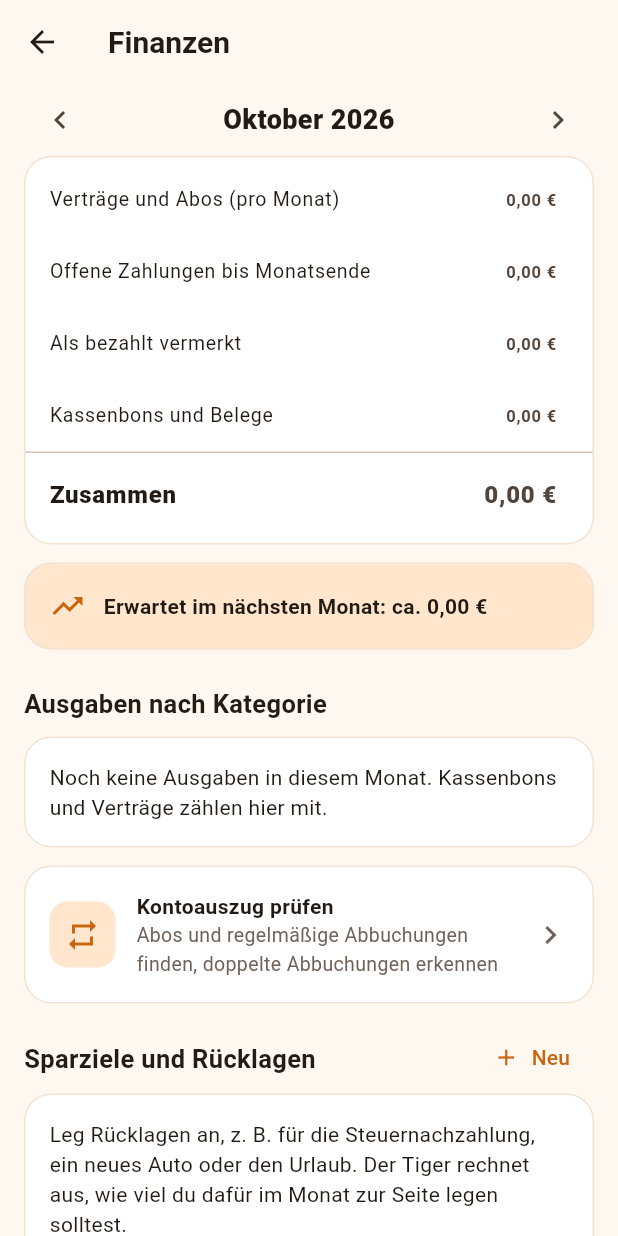
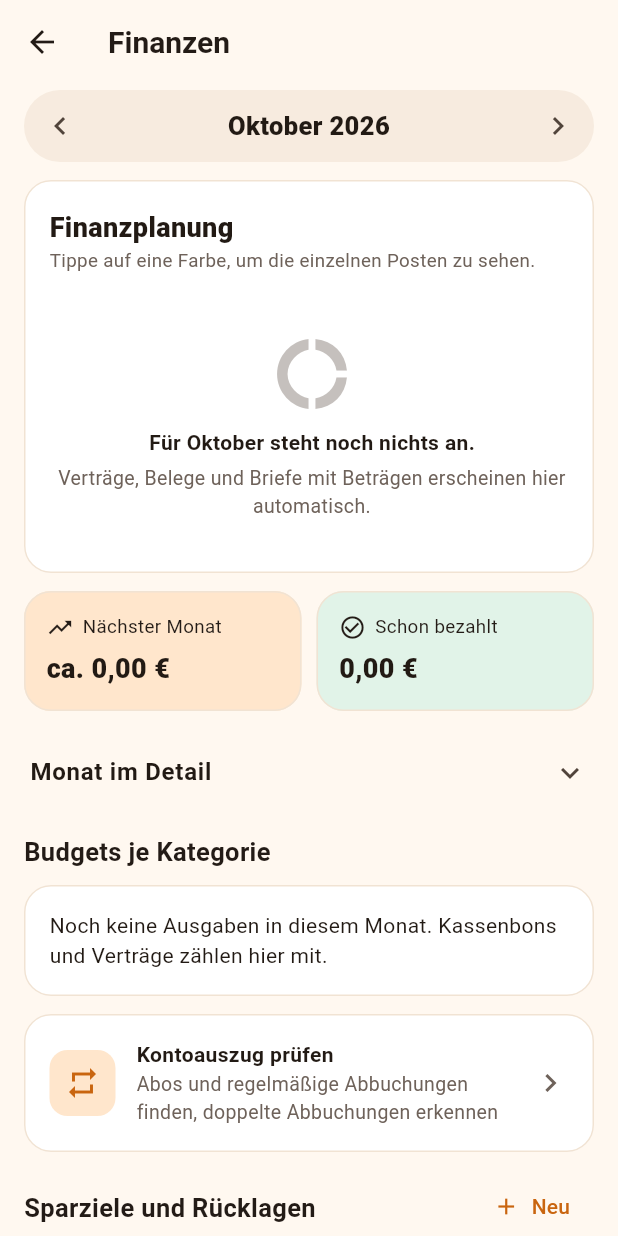
Before and after one commit to benderflorian2-a11y/Papiertiger1, a Flutter app: the FinanzenScreen screen opened directly, on a phone screen of 412 x 824 dp. Run offline on Flutter 3.47's test engine with Material 3 defaults, Android fonts, the phone set to English and light mode, and no system bars; our stand-ins replace flutter_local_notifications, image_picker, pdf, qr_flutter, share_plus, shared_preferences and 1 more; missing offline and left inert: cryptography, file_selector, flutter_edge_ai, flutter_edge_ai_litertlm, google_mlkit_text_recognition, pdfrx; accounts and stored records are empty.

Commit message:
Finanzen: Finanzplanung als Kreis mit festen Kostengruppen, Demnächst fällig, Kacheln (1.41.0)
Co-Authored-By: Claude Opus 5.5 <noreply@anthropic.com>
Claude-Session: https://claude.ai/code/session_019UyFsTEV4oEwdGSQowaFUP

```diff
--- a/lib/logic/finanzen.dart
+++ b/lib/logic/finanzen.dart
@@ -203,7 +203,7 @@ String belegKategorie(Beleg b) {
   return 'Sonstiges';
 }
 
-String _vertragKategorie(Vertrag v) => switch (v.art) {
+String vertragKategorie(Vertrag v) => switch (v.art) {
       'Strom' || 'Gas' => 'Wohnen',
       'Handy' || 'Internet' || 'Streaming' || 'Zeitschrift' || 'Fitnessstudio' => 'Freizeit',
       'Versicherung' => 'Versicherungen',
@@ -224,7 +224,7 @@ List<(String, double)> ausgabenNachKategorie({
   }
   for (final v in vertraege) {
     if (v.gekuendigt || v.kostenMonat == null) continue;
-    final k = _vertragKategorie(v);
+    final k = vertragKategorie(v);
     m[k] = (m[k] ?? 0) + v.kostenMonat!;
   }
   final l = m.entries.map((e) => (e.key, (e.value * 100).round() / 100)).toList()..sort((a, b) => b.$2.compareTo(a.$2));
--- /dev/null
+++ b/lib/logic/kostenplan.dart
@@ -0,0 +1,100 @@
+/// Kostenplan eines Monats für den Finanz-Kreis: was ansteht, in festen Gruppen.
+library;
+
+import '../data/models.dart';
+import 'finanzen.dart';
+import 'datum.dart';
+
+/// Feste Gruppen in fester Reihenfolge – jede Gruppe behält immer ihre Farbe.
+const kostenGruppen = <(String, List<String>)>[
+  ('Wohnen & Energie', ['Wohnen']),
+  ('Rechnungen & Bescheide', ['Rechnungen & Bescheide']),
+  ('Versicherungen', ['Versicherungen']),
+  ('Einkauf & Haushalt', ['Lebensmittel', 'Drogerie', 'Haushalt']),
+  ('Freizeit & Abos', ['Freizeit', 'Elektronik', 'Kleidung']),
+  ('Weitere', ['Mobilität', 'Gesundheit', 'Sonstiges']),
+];
+
+class KostenGruppe {
+  KostenGruppe(this.index, this.name, this.betrag, this.teile);
+
+  /// Position in [kostenGruppen] – bestimmt die Farbe.
+  final int index;
+  final String name;
+  final double betrag;
+
+  /// Einzelposten: (Bezeichnung, Betrag), größte zuerst.
+  final List<(String, double)> teile;
+}
+
+class Kostenplan {
+  Kostenplan(this.gruppen, this.demnaechst);
+
+  /// Nur Gruppen mit Betrag > 0, in fester Reihenfolge.
+  final List<KostenGruppe> gruppen;
+
+  /// Offene Zahlungen mit Frist, die bald anstehen (auch überfällige), nach Datum.
+  final List<Brief> demnaechst;
+
+  double get gesamt => gruppen.fold(0.0, (s, g) => s + g.betrag);
+}
+
+String _gruppeVon(String kategorie) {
+  for (final (name, kats) in kostenGruppen) {
+    if (kats.contains(kategorie)) return name;
+  }
+  return 'Weitere';
+}
+
+double _r(double x) => (x * 100).round() / 100;
+
+/// Kosten im Monat: Verträge (pro Monat), Belege des Monats und offene Zahlungen mit Frist bis Monatsende.
+Kostenplan kostenplan({
+  required List<Brief> briefe,
+  required List<Vertrag> vertraege,
+  required List<Beleg> belege,
+  required DateTime monat,
+  DateTime? heute,
+}) {
+  final h = nurTag(heute ?? DateTime.now());
+  final monatsEnde = DateTime(monat.year, monat.month + 1, 0);
+  final teile = <String, Map<String, double>>{};
+  void dazu(String gruppe, String posten, double betrag) {
+    final m = teile.putIfAbsent(gruppe, () => {});
+    m[posten] = (m[posten] ?? 0) + betrag;
+  }
+
+  for (final v in vertraege) {
+    if (v.gekuendigt || v.kostenMonat == null || v.kostenMonat! <= 0) continue;
+    dazu(_gruppeVon(vertragKategorie(v)), v.anbieter, v.kostenMonat!);
+  }
+  for (final b in belege) {
+    if (b.datum.year != monat.year || b.datum.month != monat.month || b.betrag == null) continue;
+    dazu(_gruppeVon(belegKategorie(b)), b.haendler, b.betrag!);
+  }
+  // Offene Zahlungen: im aktuellen Monat inklusive überfälliger, in anderen Monaten nur die mit Frist dort
+  final aktuell = monat.year == h.year && monat.month == h.month;
+  for (final b in offeneZahlungen(briefe)) {
+    final f = b.frist;
+    if (f == null) continue;
+    final imMonat = f.year == monat.year && f.month == monat.month;
+    if (imMonat || (aktuell && !nurTag(f).isAfter(monatsEnde))) {
+      dazu('Rechnungen & Bescheide', b.absenderName ?? b.titel ?? 'Zahlung', b.betrag!);
+    }
+  }
+
+  final gruppen = <KostenGruppe>[];
+  for (var i = 0; i < kostenGruppen.length; i++) {
+    final name = kostenGruppen[i].$1;
+    final m = teile[name];
+    if (m == null) continue;
+    final liste = [for (final e in m.entries) (e.key, _r(e.value))]..sort((a, b) => b.$2.compareTo(a.$2));
+    final summe = _r(liste.fold(0.0, (s, e) => s + e.$2));
+    if (summe > 0) gruppen.add(KostenGruppe(i, name, summe, liste));
+  }
+
+  final bald = h.add(const Duration(days: 30));
+  final demnaechst = offeneZahlungen(briefe).where((b) => b.frist != null && !nurTag(b.frist!).isAfter(bald)).toList()
+    ..sort((a, b) => a.frist!.compareTo(b.frist!));
+  return Kostenplan(gruppen, demnaechst);
+}
--- a/lib/ui/finanzen.dart
+++ b/lib/ui/finanzen.dart
@@ -6,6 +6,7 @@ import 'package:flutter/services.dart';
 import '../data/models.dart';
 import '../logic/export.dart';
 import '../logic/finanzen.dart';
+import '../logic/kostenplan.dart';
 import '../logic/texterkennung.dart';
 import '../logic/vorlagen.dart';
 import '../logic/zahlung.dart';
@@ -18,6 +19,7 @@ import 'ueberweisung.dart';
 import 'vorlage_screen.dart';
 import 'widgets/brief_teile.dart';
 import 'widgets/common.dart';
+import 'widgets/kosten_kreis.dart';
 
 const _monate = [
   'Januar', 'Februar', 'März', 'April', 'Mai', 'Juni',
@@ -387,6 +389,7 @@ class _FinanzenScreenState extends State<FinanzenScreen> {
     final budgetListe = budgets(store.notizen, kat);
     final budgetMap = {for (final b in budgetListe) b.kategorie: b};
     final auffaellig = auffaelligeRechnungen(store.briefe);
+    final plan = kostenplan(briefe: store.briefe, vertraege: store.vertraege, belege: store.belege, monat: _monat);
     final hinweise = sparpotenziale(vertraege: store.vertraege, briefe: store.briefe, budgets: budgetListe);
 
     Widget posten(String text, double betrag, {VoidCallback? onTap}) => ListTile(
@@ -401,20 +404,74 @@ class _FinanzenScreenState extends State<FinanzenScreen> {
       body: ListView(
         padding: const EdgeInsets.fromLTRB(16, 0, 16, 24),
         children: [
-          Row(children: [
+          const SizedBox(height: 4),
+          Container(
+            decoration: BoxDecoration(color: PT.sand.withValues(alpha: 0.6), borderRadius: BorderRadius.circular(30)),
+            child: Row(children: [
               IconButton(
+                tooltip: 'Monat zurück',
                 icon: const Icon(Icons.chevron_left),
                 onPressed: () => setState(() => _monat = DateTime(_monat.year, _monat.month - 1)),
               ),
               Expanded(
                 child: Text('${_monate[_monat.month - 1]} ${_monat.year}',
-                  textAlign: TextAlign.center, style: const TextStyle(fontSize: 18, fontWeight: FontWeight.w800)),
+                    textAlign: TextAlign.center, style: const TextStyle(fontSize: 17, fontWeight: FontWeight.w800)),
               ),
               IconButton(
+                tooltip: 'Monat vor',
                 icon: const Icon(Icons.chevron_right),
                 onPressed: () => setState(() => _monat = DateTime(_monat.year, _monat.month + 1)),
               ),
             ]),
+          ),
+          const SizedBox(height: 12),
+          PTKarte(
+            padding: const EdgeInsets.fromLTRB(16, 18, 12, 10),
+            child: Column(crossAxisAlignment: CrossAxisAlignment.start, children: [
+              const Text('Finanzplanung', style: TextStyle(fontSize: 18, fontWeight: FontWeight.w800)),
+              const Text('Tippe auf eine Farbe, um die einzelnen Posten zu sehen.',
+                  style: TextStyle(color: PT.grau, fontSize: 12.5)),
+              const SizedBox(height: 14),
+              KostenKreis(plan: plan, monatName: _monate[_monat.month - 1]),
+            ]),
+          ),
+          Row(children: [
+            Expanded(
+              child: _Kachel(
+                icon: Icons.trending_up,
+                titel: 'Nächster Monat',
+                wert: 'ca. ${euro(prognoseNaechsterMonat(briefe: store.briefe, vertraege: store.vertraege, belege: store.belege, heute: DateTime.now()))}',
+              ),
+            ),
+            const SizedBox(width: 10),
+            Expanded(
+              child: _Kachel(
+                icon: Icons.check_circle_outline,
+                titel: 'Schon bezahlt',
+                wert: euro(m.bezahlt),
+                farbe: PT.gruenHell,
+              ),
+            ),
+          ]),
+          if (plan.demnaechst.isNotEmpty) ...[
+            const Abschnitt('Demnächst fällig'),
+            PTKarte(
+              padding: const EdgeInsets.symmetric(vertical: 6),
+              child: Column(children: [
+                for (final b in plan.demnaechst.take(5)) _FaelligZeile(brief: b, onTap: () => oeffnen(b)),
+                if (plan.demnaechst.length > 5)
+                  Padding(
+                    padding: const EdgeInsets.only(bottom: 6),
+                    child: Text('und ${plan.demnaechst.length - 5} weitere unten bei „Offene Zahlungen“',
+                        style: const TextStyle(color: PT.grau, fontSize: 12.5)),
+                  ),
+              ]),
+            ),
+          ],
+          ExpansionTile(
+            tilePadding: const EdgeInsets.symmetric(horizontal: 4),
+            title: const Text('Monat im Detail', style: TextStyle(fontWeight: FontWeight.w700)),
+            children: [
               PTKarte(
                 padding: const EdgeInsets.symmetric(vertical: 4),
                 child: Column(children: [
@@ -430,19 +487,9 @@ class _FinanzenScreenState extends State<FinanzenScreen> {
                   ),
                 ]),
               ),
-          PTKarte(
-            farbe: PT.orangeHell,
-            child: Row(children: [
-              const Icon(Icons.trending_up, color: PT.orangeDunkel),
-              const SizedBox(width: 12),
-              Expanded(
-                child: Text(
-                    'Erwartet im nächsten Monat: ca. ${euro(prognoseNaechsterMonat(briefe: store.briefe, vertraege: store.vertraege, belege: store.belege, heute: DateTime.now()))}',
-                    style: const TextStyle(fontWeight: FontWeight.w700)),
+            ],
           ),
-            ]),
-          ),
-          const Abschnitt('Ausgaben nach Kategorie'),
+          const Abschnitt('Budgets je Kategorie'),
           if (kat.isEmpty)
             const PTKarte(child: Text('Noch keine Ausgaben in diesem Monat. Kassenbons und Verträge zählen hier mit.'))
           else
@@ -583,3 +630,81 @@ class _FinanzenScreenState extends State<FinanzenScreen> {
     );
   }
 }
+
+
+class _Kachel extends StatelessWidget {
+  const _Kachel({required this.icon, required this.titel, required this.wert, this.farbe = PT.orangeHell});
+
+  final IconData icon;
+  final String titel;
+  final String wert;
+  final Color farbe;
+
+  @override
+  Widget build(BuildContext context) => PTKarte(
+        farbe: farbe,
+        padding: const EdgeInsets.all(14),
+        child: Column(crossAxisAlignment: CrossAxisAlignment.start, children: [
+          Row(children: [
+            Icon(icon, size: 18, color: PT.tinte),
+            const SizedBox(width: 6),
+            Expanded(child: Text(titel, style: const TextStyle(fontSize: 12.5, color: PT.tinte))),
+          ]),
+          const SizedBox(height: 6),
+          FittedBox(
+            alignment: Alignment.centerLeft,
+            fit: BoxFit.scaleDown,
+            child: Text(wert, style: const TextStyle(fontSize: 18, fontWeight: FontWeight.w800)),
+          ),
+        ]),
+      );
+}
+
+/// Zahlung mit Datumskästchen links: wann, wer, wie viel.
+class _FaelligZeile extends StatelessWidget {
+  const _FaelligZeile({required this.brief, required this.onTap});
+
+  final Brief brief;
+  final VoidCallback onTap;
+
+  @override
+  Widget build(BuildContext context) {
+    final f = brief.frist!;
+    final heute = DateTime(DateTime.now().year, DateTime.now().month, DateTime.now().day);
+    final tage = DateTime(f.year, f.month, f.day).difference(heute).inDays;
+    final ueberfaellig = tage < 0;
+    const monate = ['Jan', 'Feb', 'Mär', 'Apr', 'Mai', 'Jun', 'Jul', 'Aug', 'Sep', 'Okt', 'Nov', 'Dez'];
+    return InkWell(
+      onTap: onTap,
+      child: Padding(
+        padding: const EdgeInsets.symmetric(horizontal: 12, vertical: 8),
+        child: Row(children: [
+          Container(
+            width: 48,
+            padding: const EdgeInsets.symmetric(vertical: 6),
+            decoration: BoxDecoration(
+              color: ueberfaellig ? PT.rotHell : PT.orangeHell,
+              borderRadius: BorderRadius.circular(10),
+            ),
+            child: Column(children: [
+              Text('${f.day}', style: TextStyle(fontSize: 18, fontWeight: FontWeight.w800, color: ueberfaellig ? PT.rot : PT.tinte)),
+              Text(monate[f.month - 1], style: TextStyle(fontSize: 11, color: ueberfaellig ? PT.rot : PT.grau)),
+            ]),
+          ),
+          const SizedBox(width: 12),
+          Expanded(
+            child: Column(crossAxisAlignment: CrossAxisAlignment.start, children: [
+              Text(brief.absenderName ?? brief.titel ?? 'Zahlung',
+                  maxLines: 1, overflow: TextOverflow.ellipsis, style: const TextStyle(fontWeight: FontWeight.w700)),
+              Text(
+                ueberfaellig ? 'seit ${-tage} ${-tage == 1 ? 'Tag' : 'Tagen'} überfällig' : (tage == 0 ? 'heute' : 'in $tage ${tage == 1 ? 'Tag' : 'Tagen'}'),
+                style: TextStyle(color: ueberfaellig ? PT.rot : PT.grau, fontSize: 12.5),
+              ),
+            ]),
+          ),
+          Text(euro(brief.betrag ?? 0), style: const TextStyle(fontWeight: FontWeight.w800)),
+        ]),
+      ),
+    );
+  }
+}
--- /dev/null
+++ b/lib/ui/widgets/kosten_kreis.dart
@@ -0,0 +1,192 @@
+import 'dart:math' as math;
+
+import 'package:flutter/material.dart';
+
+import '../../logic/kostenplan.dart';
+import '../theme.dart';
+import 'common.dart';
+
+/// Feste Farbe je Kostengruppe (Reihenfolge wie [kostenGruppen]); geprüft auf Farbsehschwäche
+/// für benachbarte Ringstücke in dieser Reihenfolge.
+const kostenFarben = <Color>[
+  Color(0xFF2A78D6), // Wohnen & Energie
+  Color(0xFFEB6834), // Rechnungen & Bescheide
+  Color(0xFF1BAF7A), // Versicherungen
+  Color(0xFFEDA100), // Einkauf & Haushalt
+  Color(0xFFE87BA4), // Freizeit & Abos
+  Color(0xFF008300), // Weitere
+];
+
+/// Ring mit den Kostengruppen eines Monats, Summe in der Mitte, Legende darunter.
+/// Antippen einer Gruppe zeigt ihre Einzelposten.
+class KostenKreis extends StatefulWidget {
+  const KostenKreis({super.key, required this.plan, required this.monatName});
+
+  final Kostenplan plan;
+  final String monatName;
+
+  @override
+  State<KostenKreis> createState() => _KostenKreisState();
+}
+
+class _KostenKreisState extends State<KostenKreis> {
+  int? _gewaehlt;
+
+  void _waehlen(int? i) => setState(() => _gewaehlt = _gewaehlt == i ? null : i);
+
+  int? _treffer(Offset p, Size s) {
+    final mitte = s.center(Offset.zero);
+    final d = p - mitte;
+    final r = d.distance;
+    final aussen = s.shortestSide / 2;
+    if (r < aussen * 0.55 || r > aussen + 8) return null;
+    var winkel = math.atan2(d.dy, d.dx) + math.pi / 2;
+    if (winkel < 0) winkel += 2 * math.pi;
+    final gesamt = widget.plan.gesamt;
+    var start = 0.0;
+    for (final g in widget.plan.gruppen) {
+      final w = g.betrag / gesamt * 2 * math.pi;
+      if (winkel >= start && winkel < start + w) return g.index;
+      start += w;
+    }
+    return null;
+  }
+
+  @override
+  Widget build(BuildContext context) {
+    final plan = widget.plan;
+    final gesamt = plan.gesamt;
+    final auswahl = plan.gruppen.where((g) => g.index == _gewaehlt).firstOrNull;
+    if (plan.gruppen.isEmpty) {
+      return Padding(
+        padding: const EdgeInsets.symmetric(vertical: 24),
+        child: Column(children: [
+          Icon(Icons.donut_large, size: 56, color: PT.grau.withValues(alpha: 0.4)),
+          const SizedBox(height: 8),
+          Text('Für ${widget.monatName} steht noch nichts an.', style: const TextStyle(fontWeight: FontWeight.w700)),
+          const SizedBox(height: 4),
+          const Text('Verträge, Belege und Briefe mit Beträgen erscheinen hier automatisch.',
+              textAlign: TextAlign.center, style: TextStyle(color: PT.grau, fontSize: 13)),
+        ]),
+      );
+    }
+    return Column(children: [
+      LayoutBuilder(builder: (context, box) {
+        final groesse = math.min(box.maxWidth, 230.0);
+        return Center(
+          child: GestureDetector(
+            onTapUp: (d) => _waehlen(_treffer(d.localPosition, Size.square(groesse))),
+            child: SizedBox.square(
+              dimension: groesse,
+              child: Stack(alignment: Alignment.center, children: [
+                CustomPaint(
+                  size: Size.square(groesse),
+                  painter: _RingMaler(plan.gruppen, gesamt, _gewaehlt),
+                ),
+                Padding(
+                  padding: EdgeInsets.all(groesse * 0.2),
+                  child: Column(mainAxisSize: MainAxisSize.min, children: [
+                    Text(auswahl?.name ?? 'Steht an im ${widget.monatName}',
+                        textAlign: TextAlign.center,
+                        maxLines: 2,
+                        style: const TextStyle(color: PT.grau, fontSize: 12.5, height: 1.2)),
+                    const SizedBox(height: 4),
+                    FittedBox(
+                      child: Text(euro(auswahl?.betrag ?? gesamt),
+                          style: const TextStyle(fontSize: 26, fontWeight: FontWeight.w800, color: PT.tinte)),
+                    ),
+                    if (auswahl != null)
+                      Text('${(auswahl.betrag / gesamt * 100).round()} %',
+                          style: const TextStyle(color: PT.grau, fontSize: 12.5)),
+                  ]),
+                ),
+              ]),
+            ),
+          ),
+        );
+      }),
+      const SizedBox(height: 14),
+      for (final g in plan.gruppen) ...[
+        InkWell(
+          borderRadius: BorderRadius.circular(10),
+          onTap: () => _waehlen(g.index),
+          child: Padding(
+            padding: const EdgeInsets.symmetric(vertical: 7, horizontal: 4),
+            child: Row(children: [
+              Container(
+                width: 12,
+                height: 12,
+                decoration: BoxDecoration(color: kostenFarben[g.index], borderRadius: BorderRadius.circular(3)),
+              ),
+              const SizedBox(width: 10),
+              Expanded(
+                child: Text(g.name,
+                    style: TextStyle(fontWeight: _gewaehlt == g.index ? FontWeight.w800 : FontWeight.w600)),
+              ),
+              Text('${(g.betrag / gesamt * 100).round()} %', style: const TextStyle(color: PT.grau, fontSize: 13)),
+              const SizedBox(width: 12),
+              SizedBox(
+                width: 92,
+                child: Text(euro(g.betrag),
+                    textAlign: TextAlign.right, style: const TextStyle(fontWeight: FontWeight.w700)),
+              ),
+              Icon(_gewaehlt == g.index ? Icons.expand_less : Icons.expand_more, size: 18, color: PT.grau),
+            ]),
+          ),
+        ),
+        if (_gewaehlt == g.index)
+          Padding(
+            padding: const EdgeInsets.fromLTRB(26, 0, 22, 8),
+            child: Column(children: [
+              for (final (text, betrag) in g.teile.take(8))
+                Padding(
+                  padding: const EdgeInsets.symmetric(vertical: 2),
+                  child: Row(children: [
+                    Expanded(
+                        child: Text(text,
+                            maxLines: 1, overflow: TextOverflow.ellipsis, style: const TextStyle(color: PT.grau, fontSize: 13))),
+                    Text(euro(betrag), style: const TextStyle(color: PT.grau, fontSize: 13)),
+                  ]),
+                ),
+              if (g.teile.length > 8)
+                Align(
+                  alignment: Alignment.centerLeft,
+                  child: Text('und ${g.teile.length - 8} weitere', style: const TextStyle(color: PT.grau, fontSize: 12)),
+                ),
+            ]),
+          ),
+      ],
+    ]);
+  }
+}
+
+class _RingMaler extends CustomPainter {
+  _RingMaler(this.gruppen, this.gesamt, this.gewaehlt);
+
+  final List<KostenGruppe> gruppen;
+  final double gesamt;
+  final int? gewaehlt;
+
+  @override
+  void paint(Canvas canvas, Size size) {
+    final dicke = size.shortestSide * 0.13;
+    final rect = Rect.fromCircle(center: size.center(Offset.zero), radius: size.shortestSide / 2 - dicke / 2 - 4);
+    // Spalt zwischen den Stücken: 2 px am Ring
+    final spalt = gruppen.length > 1 ? 2.5 / rect.width * 2 : 0.0;
+    var start = -math.pi / 2;
+    for (final g in gruppen) {
+      final w = g.betrag / gesamt * 2 * math.pi;
+      final aktiv = gewaehlt == null || gewaehlt == g.index;
+      final p = Paint()
+        ..style = PaintingStyle.stroke
+        ..strokeWidth = gewaehlt == g.index ? dicke + 8 : dicke
+        ..color = kostenFarben[g.index].withValues(alpha: aktiv ? 1 : 0.35);
+      final bogen = math.max(w - spalt, 0.01);
+      canvas.drawArc(rect, start + spalt / 2, bogen, false, p);
+      start += w;
+    }
+  }
+
+  @override
+  bool shouldRepaint(_RingMaler alt) => alt.gruppen != gruppen || alt.gesamt != gesamt || alt.gewaehlt != gewaehlt;
+}
--- a/pubspec.yaml
+++ b/pubspec.yaml
@@ -1,7 +1,7 @@
 name: papiertiger
 description: "Papiertiger – Keine Angst vor Post."
 publish_to: 'none'
-version: 1.40.2+48
+version: 1.41.0+49
 
 environment:
   sdk: ^3.5.0
```
Also changed, not shown: 1 other file. Lines whose indentation alone changed are shown as unchanged.
